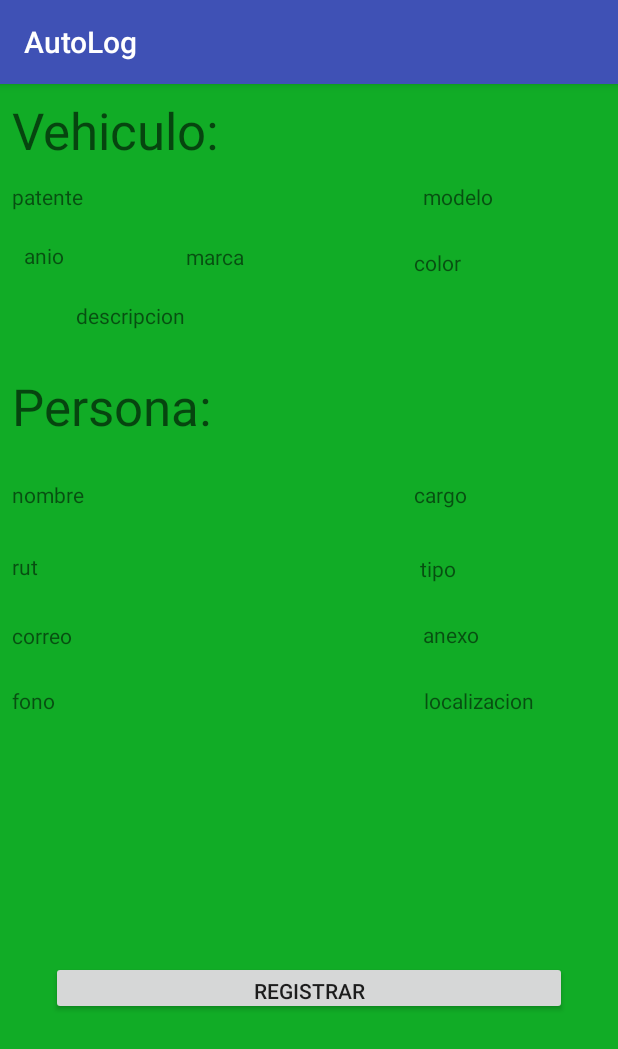
After one commit to Grupo4Priscila/ProyectoFinal, an Android app: the PopActivity screen opened directly, with no data from a screen before it, on a phone screen of 412 x 824 dp. The commit adds this screen. Shown: the top 1049 px of the screen. Run offline under Robolectric (Android 15) with nearby library versions, the phone set to English and light mode, and no system bars; 15 statements that could not run were skipped.

Commit message:
Pop_up funcionando, errores arreglados

```diff
--- a/app/build.gradle
+++ b/app/build.gradle
@@ -51,7 +51,6 @@ android {
     }
 }
 
-
 // File output name
 android.applicationVariants.all { variant ->
     variant.outputs.all {
@@ -83,7 +82,6 @@ dependencies {
     compileOnly 'org.projectlombok:lombok:1.16.18'
     compile 'org.glassfish:javax.annotation:10.0-b28'
 
-
     //Dbflow
     annotationProcessor "com.github.Raizlabs.DBFlow:dbflow-processor:${dbflow_version}"
 
@@ -94,5 +92,4 @@ dependencies {
     testImplementation 'org.projectlombok:lombok:1.16.18'
 
 
-
 }
--- a/app/src/main/AndroidManifest.xml
+++ b/app/src/main/AndroidManifest.xml
@@ -12,13 +12,14 @@
         android:roundIcon="@mipmap/ic_launcher_round"
         android:supportsRtl="true"
         android:theme="@style/AppTheme">
-        <activity android:name=".MainActivity">
+        <activity android:name=".activity.MainActivity">
             <intent-filter>
                 <action android:name="android.intent.action.MAIN" />
 
                 <category android:name="android.intent.category.LAUNCHER" />
             </intent-filter>
         </activity>
+        <activity android:name=".activity.PopActivity"></activity>
     </application>
 
 </manifest>
--- /dev/null
+++ b/app/src/main/java/cl/ucn/disc/dam/autolog/activity/PopActivity.java
@@ -0,0 +1,68 @@
+package cl.ucn.disc.dam.autolog.activity;
+
+import android.support.v7.app.AppCompatActivity;
+import android.os.Bundle;
+import android.widget.TextView;
+
+import cl.ucn.disc.dam.autolog.R;
+import cl.ucn.disc.dam.autolog.model.Vehiculo;
+
+/**
+ * Created by PriscilaGonzalez on 18-12-2017.
+ */
+public class PopActivity extends AppCompatActivity {
+    TextView pop_nombre;
+    TextView pop_rut;
+    TextView pop_correo;
+    TextView pop_patente;
+    TextView pop_marca;
+    TextView pop_color;
+    TextView pop_modelo;
+    TextView pop_anio;
+    TextView pop_descripcion;
+    TextView pop_fono;
+    TextView pop_anexo;
+    TextView pop_localizacion;
+    TextView pop_tipo;
+    TextView pop_cargo;
+    @Override
+    protected void onCreate(Bundle savedInstanceState) {
+        super.onCreate(savedInstanceState);
+        setContentView(R.layout.activity_pop);
+
+        pop_anexo = (TextView) findViewById(R.id.pop_anexo);
+        pop_anio = (TextView) findViewById(R.id.pop_anio);
+        pop_cargo = (TextView) findViewById(R.id.pop_cargo);
+        pop_color = (TextView) findViewById(R.id.pop_color);
+        pop_nombre = (TextView) findViewById(R.id.pop_nombre);
+        pop_rut = (TextView) findViewById(R.id.pop_rut);
+        pop_correo = (TextView)findViewById(R.id.pop_correo);
+        pop_patente = (TextView) findViewById(R.id.pop_patente);
+        pop_marca = (TextView) findViewById(R.id.pop_marca);
+        pop_modelo = (TextView) findViewById(R.id.pop_modelo);
+        pop_descripcion = (TextView) findViewById(R.id.pop_descripcion);
+        pop_fono = (TextView) findViewById(R.id.pop_fono);
+        pop_localizacion = (TextView) findViewById(R.id.pop_localizacion);
+        pop_tipo = (TextView) findViewById(R.id.pop_tipo);
+
+        Vehiculo vehiculo = (Vehiculo) getIntent().getExtras().getSerializable("auto");
+
+        pop_anexo.setText(""+vehiculo.getResponsable().getAnexo());
+        pop_anio.setText(""+vehiculo.getAnio());
+        pop_cargo.setText(""+vehiculo.getResponsable().getCargo());
+        pop_color.setText(""+vehiculo.getColor());
+        pop_nombre.setText(""+vehiculo.getResponsable().getNombre());
+        pop_rut.setText(""+vehiculo.getResponsable().getRut());
+        pop_correo.setText(""+vehiculo.getResponsable().getCorreo());
+        pop_patente.setText(""+vehiculo.getPatente());
+        pop_marca.setText(""+vehiculo.getMarca());
+        pop_modelo.setText(""+vehiculo.getModelo());
+        pop_descripcion.setText(""+vehiculo.getDescripcion());
+        pop_fono.setText(""+vehiculo.getResponsable().getTelefono());
+        pop_localizacion.setText(""+vehiculo.getResponsable().getUnidad());
+        pop_tipo.setText(""+vehiculo.getResponsable().getTipo());
+
+
+
+    }
+}
--- a/app/src/main/java/cl/ucn/disc/dam/autolog/model/Persona.java
+++ b/app/src/main/java/cl/ucn/disc/dam/autolog/model/Persona.java
@@ -8,6 +8,7 @@ import com.raizlabs.android.dbflow.sql.language.SQLite;
 import com.raizlabs.android.dbflow.structure.BaseModel;
 
 
+import java.io.Serializable;
 import java.util.List;
 
 import cl.ucn.disc.dam.autolog.dao.MyDatabase;
@@ -21,7 +22,7 @@ import lombok.Setter;
 
 @Table(database = MyDatabase.class)
 //@Builder
-public final class Persona extends BaseModel{
+public final class Persona extends BaseModel implements Serializable {
 
     //TODO:: corregir la lista de vehiculos one to many!!!!
     /**
--- a/app/src/main/java/cl/ucn/disc/dam/autolog/model/Vehiculo.java
+++ b/app/src/main/java/cl/ucn/disc/dam/autolog/model/Vehiculo.java
@@ -5,6 +5,8 @@ import com.raizlabs.android.dbflow.annotation.ForeignKey;
 import com.raizlabs.android.dbflow.annotation.PrimaryKey;
 import com.raizlabs.android.dbflow.annotation.Table;
 
+
+import java.io.Serializable;
 
 import cl.ucn.disc.dam.autolog.dao.MyDatabase;
 import lombok.Getter;
@@ -14,7 +16,7 @@ import lombok.Setter;
  * Created by RaosF on 30-11-2017.
  */
 @Table(database = MyDatabase.class)
-public final class Vehiculo{
+public final class Vehiculo implements Serializable {
 
     /**
      * Persona responsable;
--- /dev/null
+++ b/app/src/main/res/font/font.xml
@@ -0,0 +1,4 @@
+<?xml version="1.0" encoding="utf-8"?>
+<font-family xmlns:android="http://schemas.android.com/apk/res/android">
+
+</font-family>
--- a/app/src/main/res/layout/activity_main.xml
+++ b/app/src/main/res/layout/activity_main.xml
@@ -4,8 +4,8 @@
     xmlns:tools="http://schemas.android.com/tools"
     android:layout_width="match_parent"
     android:layout_height="match_parent"
-    tools:context="cl.ucn.disc.dam.autolog.MainActivity"
-    android:orientation="vertical">
+    android:orientation="vertical"
+    tools:context="cl.ucn.disc.dam.autolog.activity.MainActivity">
 
     <ListView
         android:id="@+id/listapatente"
--- /dev/null
+++ b/app/src/main/res/layout/activity_pop.xml
@@ -0,0 +1,206 @@
+<?xml version="1.0" encoding="utf-8"?>
+<android.support.constraint.ConstraintLayout xmlns:android="http://schemas.android.com/apk/res/android"
+    xmlns:app="http://schemas.android.com/apk/res-auto"
+    xmlns:tools="http://schemas.android.com/tools"
+    android:id="@+id/relativeLayout"
+    android:layout_width="match_parent"
+    android:layout_height="match_parent"
+    android:background="#11ac26"
+    tools:context="cl.ucn.disc.dam.autolog.activity.PopActivity">
+
+    <TextView
+        android:id="@+id/pop_anio"
+        android:layout_width="76dp"
+        android:layout_height="36dp"
+        android:layout_marginStart="16dp"
+        android:layout_marginTop="8dp"
+        android:text="anio"
+        app:layout_constraintStart_toStartOf="parent"
+        app:layout_constraintTop_toBottomOf="@+id/pop_patente" />
+
+    <TextView
+        android:id="@+id/pop_anexo"
+        android:layout_width="74dp"
+        android:layout_height="28dp"
+        android:layout_marginEnd="56dp"
+        android:layout_marginTop="12dp"
+        android:text="anexo"
+        app:layout_constraintEnd_toEndOf="parent"
+        app:layout_constraintTop_toBottomOf="@+id/pop_tipo" />
+
+    <TextView
+        android:id="@+id/pop_persona"
+        android:layout_width="0dp"
+        android:layout_height="56dp"
+        android:layout_marginEnd="8dp"
+        android:layout_marginStart="8dp"
+        android:layout_marginTop="8dp"
+        android:text="Persona:"
+        android:textAppearance="@style/TextAppearance.AppCompat.Display1"
+        app:layout_constraintEnd_toEndOf="parent"
+        app:layout_constraintStart_toStartOf="parent"
+        app:layout_constraintTop_toBottomOf="@+id/pop_descripcion"
+        tools:ignore="MissingConstraints" />
+
+    <TextView
+        android:id="@+id/pop_rut"
+        android:layout_width="110dp"
+        android:layout_height="30dp"
+        android:layout_marginStart="8dp"
+        android:layout_marginTop="16dp"
+        android:text="rut"
+        app:layout_constraintStart_toStartOf="parent"
+        app:layout_constraintTop_toBottomOf="@+id/pop_nombre"
+        tools:ignore="MissingConstraints" />
+
+    <TextView
+        android:id="@+id/pop_correo"
+        android:layout_width="119dp"
+        android:layout_height="27dp"
+        android:layout_marginStart="8dp"
+        android:layout_marginTop="16dp"
+        android:text="correo"
+        app:layout_constraintStart_toStartOf="parent"
+        app:layout_constraintTop_toBottomOf="@+id/pop_rut"
+        tools:ignore="MissingConstraints" />
+
+    <TextView
+        android:id="@+id/pop_marca"
+        android:layout_width="111dp"
+        android:layout_height="31dp"
+        android:layout_marginStart="32dp"
+        android:layout_marginTop="4dp"
+        android:text="marca"
+        app:layout_constraintStart_toEndOf="@+id/pop_anio"
+        app:layout_constraintTop_toBottomOf="@+id/pop_modelo"
+        tools:ignore="MissingConstraints" />
+
+    <TextView
+        android:id="@+id/pop_color"
+        android:layout_width="96dp"
+        android:layout_height="28dp"
+        android:layout_marginEnd="8dp"
+        android:layout_marginStart="8dp"
+        android:layout_marginTop="8dp"
+        android:text="color"
+        app:layout_constraintEnd_toEndOf="parent"
+        app:layout_constraintStart_toEndOf="@+id/pop_marca"
+        app:layout_constraintTop_toBottomOf="@+id/pop_modelo"
+        tools:ignore="MissingConstraints" />
+
+    <TextView
+        android:id="@+id/pop_localizacion"
+        android:layout_width="101dp"
+        android:layout_height="36dp"
+        android:layout_marginEnd="28dp"
+        android:layout_marginTop="16dp"
+        android:text="localizacion"
+        app:layout_constraintEnd_toEndOf="parent"
+        app:layout_constraintTop_toBottomOf="@+id/pop_anexo" />
+
+    <TextView
+        android:id="@+id/pop_descripcion"
+        android:layout_width="311dp"
+        android:layout_height="39dp"
+        android:layout_marginEnd="8dp"
+        android:layout_marginStart="8dp"
+        android:layout_marginTop="8dp"
+        android:text="descripcion"
+        app:layout_constraintEnd_toEndOf="parent"
+        app:layout_constraintStart_toStartOf="parent"
+        app:layout_constraintTop_toBottomOf="@+id/pop_marca"
+        tools:ignore="MissingConstraints" />
+
+    <TextView
+        android:id="@+id/pop_tipo"
+        android:layout_width="96dp"
+        android:layout_height="32dp"
+        android:layout_marginEnd="36dp"
+        android:layout_marginTop="12dp"
+        android:text="tipo"
+        app:layout_constraintEnd_toEndOf="parent"
+        app:layout_constraintTop_toBottomOf="@+id/pop_cargo" />
+
+    <TextView
+        android:id="@+id/pop_cargo"
+        android:layout_width="84dp"
+        android:layout_height="37dp"
+        android:layout_marginEnd="52dp"
+        android:layout_marginTop="16dp"
+        android:text="cargo"
+        app:layout_constraintEnd_toEndOf="parent"
+        app:layout_constraintTop_toBottomOf="@+id/pop_persona" />
+
+    <TextView
+        android:id="@+id/pop_patente"
+        android:layout_width="172dp"
+        android:layout_height="31dp"
+        android:layout_marginStart="8dp"
+        android:layout_marginTop="8dp"
+        android:text="patente"
+        app:layout_constraintStart_toStartOf="parent"
+        app:layout_constraintTop_toBottomOf="@+id/textView5"
+        tools:ignore="MissingConstraints" />
+
+    <TextView
+        android:id="@+id/pop_nombre"
+        android:layout_width="153dp"
+        android:layout_height="32dp"
+        android:layout_marginStart="8dp"
+        android:layout_marginTop="16dp"
+        android:text="nombre"
+        app:layout_constraintStart_toStartOf="parent"
+        app:layout_constraintTop_toBottomOf="@+id/pop_persona"
+        tools:ignore="MissingConstraints" />
+
+    <TextView
+        android:id="@+id/pop_modelo"
+        android:layout_width="122dp"
+        android:layout_height="36dp"
+        android:layout_marginEnd="8dp"
+        android:layout_marginTop="8dp"
+        android:text="modelo"
+        app:layout_constraintEnd_toEndOf="parent"
+        app:layout_constraintTop_toBottomOf="@+id/textView5" />
+
+    <TextView
+        android:id="@+id/pop_fono"
+        android:layout_width="117dp"
+        android:layout_height="28dp"
+        android:layout_marginStart="8dp"
+        android:layout_marginTop="16dp"
+        android:text="fono"
+        app:layout_constraintStart_toStartOf="parent"
+        app:layout_constraintTop_toBottomOf="@+id/pop_correo"
+        tools:ignore="MissingConstraints" />
+
+    <Button
+        android:id="@+id/btnRegistrar"
+        android:layout_width="344dp"
+        android:layout_height="36dp"
+        android:layout_marginBottom="8dp"
+        android:layout_marginEnd="8dp"
+        android:layout_marginStart="8dp"
+        android:layout_marginTop="8dp"
+        android:text="Registrar"
+        app:layout_constraintBottom_toBottomOf="parent"
+        app:layout_constraintEnd_toEndOf="parent"
+        app:layout_constraintStart_toStartOf="parent"
+        app:layout_constraintTop_toBottomOf="@+id/pop_localizacion"
+        tools:ignore="MissingConstraints" />
+
+    <TextView
+        android:id="@+id/textView5"
+        android:layout_width="0dp"
+        android:layout_height="49dp"
+        android:layout_marginEnd="8dp"
+        android:layout_marginStart="8dp"
+        android:layout_marginTop="8dp"
+        android:text="Vehiculo:"
+        android:textAppearance="@style/TextAppearance.AppCompat.Display1"
+        app:layout_constraintEnd_toEndOf="parent"
+        app:layout_constraintStart_toStartOf="parent"
+        app:layout_constraintTop_toTopOf="parent"
+        tools:ignore="MissingConstraints" />
+
+</android.support.constraint.ConstraintLayout>
--- a/build.gradle
+++ b/build.gradle
@@ -7,7 +7,7 @@ buildscript {
         jcenter()
     }
     dependencies {
-        classpath 'com.android.tools.build:gradle:3.0.0-rc2'
+        classpath 'com.android.tools.build:gradle:3.1.0-alpha05'
 
 
         // NOTE: Do not place your application dependencies here; they belong
```
Also changed, not shown: app/src/main/java/cl/ucn/disc/dam/autolog/activity/MainActivity.java (renamed from app/src/main/java/cl/ucn/disc/dam/autolog/MainActivity.java, +14 -38 lines), app/src/main/java/cl/ucn/disc/dam/autolog/adapters/Adaptador.java (+36 -44 lines), app/src/main/res/layout/patente.xml (+17 -20 lines), app/src/main/res/layout/popup_datos.xml (deleted, +0 -207 lines), app/src/main/res/font/fe.TTF (added), gradle/wrapper/gradle-wrapper.properties.
